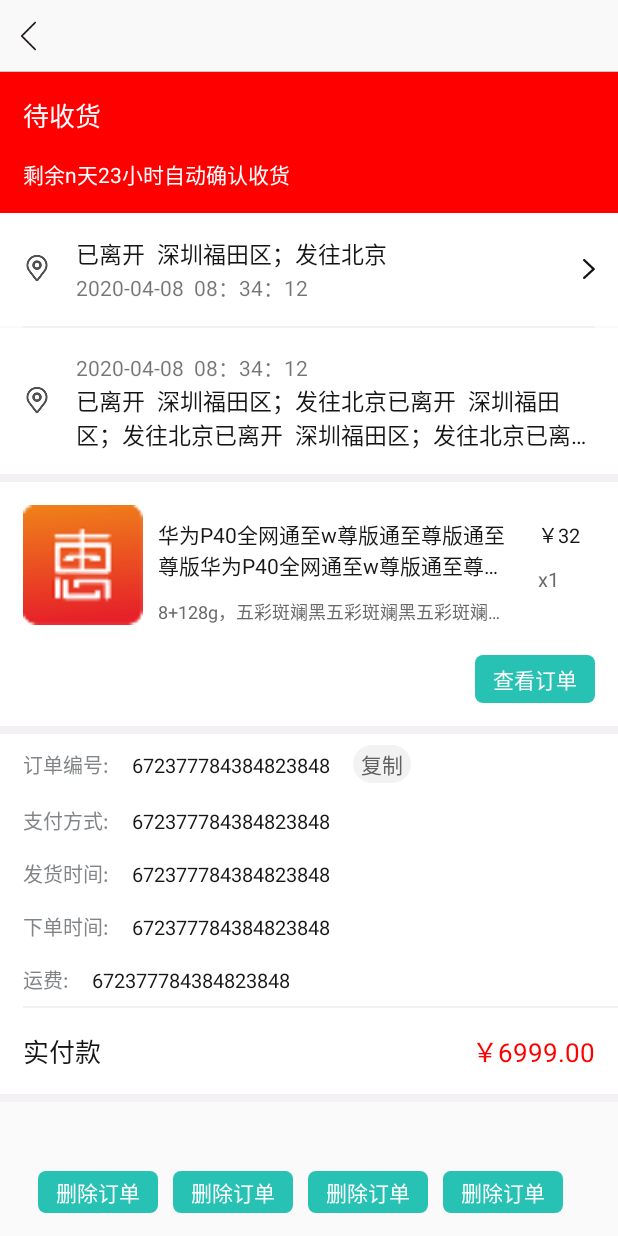
After one commit to fflin/sqka-sdk, an Android app: the layout aty_order_detail.xml on its own in the app's theme, with its tools: preview values and no code run, on a phone screen of 412 x 824 dp. The commit adds this screen. Run offline under Robolectric (Android 15) with nearby library versions, the phone set to English and light mode, and no system bars.

Commit message:
1 增肌订单详情view

```diff
--- a/mysdk/mall/src/main/java/com/hengxin/mall/ui/order/viewholder/OrderMoreViewHolder.java
+++ b/mysdk/mall/src/main/java/com/hengxin/mall/ui/order/viewholder/OrderMoreViewHolder.java
@@ -8,7 +8,6 @@ import android.view.View;
 import android.view.ViewGroup;
 import android.widget.ImageView;
 import android.widget.LinearLayout;
-import android.widget.RelativeLayout;
 import android.widget.TextView;
 
 import com.hengxin.mall.R;
--- /dev/null
+++ b/mysdk/mall/src/main/res/layout/aty_order_detail.xml
@@ -0,0 +1,335 @@
+<?xml version="1.0" encoding="utf-8"?>
+<RelativeLayout xmlns:android="http://schemas.android.com/apk/res/android"
+    android:layout_width="match_parent"
+    android:layout_height="match_parent">
+
+    <include layout="@layout/layout_title" />
+
+    <ScrollView
+        android:layout_below="@+id/title_parent"
+        android:layout_width="match_parent"
+        android:layout_height="match_parent">
+
+        <LinearLayout
+            android:layout_width="match_parent"
+            android:layout_height="wrap_content"
+            android:orientation="vertical">
+
+            <LinearLayout
+                android:layout_width="match_parent"
+                android:layout_height="wrap_content"
+                android:background="@color/goods_detail_price_current"
+                android:orientation="vertical">
+
+                <TextView
+                    android:id="@+id/detail_status"
+                    android:layout_width="wrap_content"
+                    android:layout_height="wrap_content"
+                    android:padding="15dp"
+                    android:text="待收货"
+                    android:textColor="@color/white"
+                    android:textSize="17sp" />
+
+                <TextView
+                    android:id="@+id/detail_info"
+                    android:layout_width="wrap_content"
+                    android:layout_height="wrap_content"
+                    android:paddingStart="15dp"
+                    android:paddingBottom="15dp"
+                    android:text="剩余n天23小时自动确认收货"
+                    android:textColor="@color/white" />
+            </LinearLayout>
+
+            <LinearLayout
+                android:id="@+id/detail_transport"
+                android:layout_width="match_parent"
+                android:layout_height="wrap_content"
+                android:background="@color/white">
+
+                <ImageView
+                    android:layout_width="wrap_content"
+                    android:layout_height="wrap_content"
+                    android:layout_gravity="center_vertical"
+                    android:layout_marginLeft="15dp"
+                    android:src="@drawable/location_icon" />
+
+                <RelativeLayout
+                    android:layout_width="0dp"
+                    android:layout_height="wrap_content"
+                    android:layout_margin="15dp"
+                    android:layout_marginRight="15dp"
+                    android:layout_weight="1">
+
+                    <TextView
+                        android:id="@+id/trans_info"
+                        android:layout_width="wrap_content"
+                        android:layout_height="wrap_content"
+                        android:text="已离开  深圳福田区；发往北京"
+                        android:textColor="@color/settle_text_black"
+                        android:textSize="15sp" />
+
+                    <TextView
+                        android:id="@+id/trans_time"
+                        android:layout_width="wrap_content"
+                        android:layout_height="wrap_content"
+                        android:layout_below="@+id/trans_info"
+                        android:text="2020-04-08  08：34：12" />
+
+
+                </RelativeLayout>
+
+                <ImageView
+                    android:layout_width="wrap_content"
+                    android:layout_height="wrap_content"
+                    android:layout_gravity="center_vertical"
+                    android:layout_marginEnd="15dp"
+                    android:src="@drawable/black_right_arrow" />
+            </LinearLayout>
+
+            <View
+                android:layout_width="match_parent"
+                android:layout_height="1sp"
+                android:layout_marginLeft="15dp"
+                android:layout_marginRight="15dp"
+                android:background="@color/bg_gray_color" />
+
+            <LinearLayout
+                android:layout_width="match_parent"
+                android:layout_height="wrap_content"
+                android:background="@color/white">
+
+                <ImageView
+                    android:layout_width="wrap_content"
+                    android:layout_height="wrap_content"
+                    android:layout_gravity="center_vertical"
+                    android:layout_marginLeft="15dp"
+                    android:src="@drawable/location_icon" />
+
+                <RelativeLayout
+                    android:layout_width="0dp"
+                    android:layout_height="wrap_content"
+                    android:layout_margin="15dp"
+                    android:layout_marginRight="15dp"
+                    android:layout_weight="1">
+
+                    <TextView
+                        android:id="@+id/trans_name"
+                        android:layout_width="wrap_content"
+                        android:layout_height="wrap_content"
+                        android:text="2020-04-08  08：34：12" />
+
+                    <TextView
+                        android:id="@+id/trans_add"
+                        android:layout_width="wrap_content"
+                        android:layout_height="wrap_content"
+                        android:layout_below="@+id/trans_name"
+                        android:ellipsize="end"
+                        android:maxLines="2"
+                        android:text="已离开  深圳福田区；发往北京已离开  深圳福田区；发往北京已离开  深圳福田区；发往北京已离开  深圳福田区；发往北京"
+                        android:textColor="@color/settle_text_black"
+                        android:textSize="15sp" />
+                </RelativeLayout>
+            </LinearLayout>
+
+            <View
+                android:layout_width="match_parent"
+                android:layout_height="5sp"
+                android:background="@color/bg_gray_color" />
+
+            <LinearLayout
+                android:layout_width="match_parent"
+                android:layout_height="wrap_content"
+                android:background="@color/white"
+                android:orientation="vertical"
+                android:padding="15dp">
+
+                <include layout="@layout/item_order_layout_goods" />
+
+                <RelativeLayout
+                    android:layout_width="match_parent"
+                    android:layout_height="wrap_content"
+                    android:layout_marginTop="10dp"
+                    android:gravity="end">
+
+                    <TextView
+                        android:layout_width="wrap_content"
+                        android:layout_height="wrap_content"
+                        android:layout_centerVertical="true"
+                        android:background="@drawable/bg_settle_btn"
+                        android:paddingStart="12dp"
+                        android:paddingTop="5dp"
+                        android:paddingEnd="12dp"
+                        android:paddingBottom="5dp"
+                        android:text="查看订单"
+                        android:textColor="@color/white" />
+
+                </RelativeLayout>
+
+            </LinearLayout>
+
+            <View
+                android:layout_width="match_parent"
+                android:layout_height="5sp"
+                android:background="@color/bg_gray_color" />
+
+            <LinearLayout
+                android:id="@+id/order_info"
+                android:layout_width="match_parent"
+                android:layout_height="wrap_content"
+                android:background="@color/white"
+                android:orientation="vertical"
+                android:paddingLeft="15dp">
+
+                <LinearLayout style="@style/order_info_parent">
+
+                    <TextView
+                        style="@style/order_info_left"
+                        android:text="订单编号:" />
+
+                    <TextView
+                        android:id="@+id/detail_order_id"
+                        style="@style/order_info_right"
+                        android:text="672377784384823848" />
+
+                    <TextView
+                        android:id="@+id/detail_copy"
+                        android:layout_width="wrap_content"
+                        android:layout_height="wrap_content"
+                        android:layout_marginLeft="15dp"
+                        android:background="@drawable/bg_activity_search"
+                        android:paddingStart="5dp"
+                        android:paddingTop="2dp"
+                        android:paddingEnd="5dp"
+                        android:paddingBottom="2dp"
+                        android:text="复制"
+                        android:textColor="#606060" />
+                </LinearLayout>
+
+                <LinearLayout style="@style/order_info_parent">
+
+                    <TextView
+                        style="@style/order_info_left"
+                        android:text="支付方式:" />
+
+                    <TextView
+                        android:id="@+id/detail_order_pay"
+                        style="@style/order_info_right"
+                        android:text="672377784384823848" />
+
+                </LinearLayout>
+
+                <LinearLayout style="@style/order_info_parent">
+
+                    <TextView
+                        style="@style/order_info_left"
+                        android:text="发货时间:" />
+
+                    <TextView
+                        android:id="@+id/detail_trans_time"
+                        style="@style/order_info_right"
+                        android:text="672377784384823848" />
+
+                </LinearLayout>
+
+
+                <LinearLayout style="@style/order_info_parent">
+
+                    <TextView
+                        style="@style/order_info_left"
+                        android:text="下单时间:" />
+
+                    <TextView
+                        android:id="@+id/detail_pay_time"
+                        style="@style/order_info_right"
+                        android:text="672377784384823848" />
+
+                </LinearLayout>
+
+
+                <LinearLayout style="@style/order_info_parent">
+
+                    <TextView
+                        style="@style/order_info_left"
+                        android:text="运费:" />
+
+                    <TextView
+                        android:id="@+id/detail_trans_pay"
+                        style="@style/order_info_right"
+                        android:text="672377784384823848" />
+
+                </LinearLayout>
+
+                <View
+                    android:layout_width="match_parent"
+                    android:layout_height="1sp"
+                    android:paddingTop="7dp"
+                    android:background="@color/bg_gray_color" />
+
+                <LinearLayout
+                    android:layout_width="match_parent"
+                    android:layout_height="wrap_content"
+                    android:orientation="horizontal"
+                    android:paddingTop="15dp"
+                    android:paddingBottom="15dp">
+
+                    <TextView
+                        android:layout_width="0dp"
+                        android:layout_weight="1"
+                        android:text="实付款"
+                        android:textSize="17sp"
+                        android:textColor="@color/settle_text_black"
+                        android:layout_height="wrap_content"/>
+
+                    <TextView
+                        android:layout_width="wrap_content"
+                        android:layout_marginRight="15dp"
+                        android:text="￥6999.00"
+                        android:textSize="17sp"
+                        android:textColor="@color/goods_detail_price_current"
+                        android:layout_height="wrap_content"/>
+                </LinearLayout>
+
+
+            </LinearLayout>
+
+            <View
+                android:layout_width="match_parent"
+                android:layout_height="5sp"
+                android:background="@color/bg_gray_color" />
+        </LinearLayout>
+
+    </ScrollView>
+
+
+    <LinearLayout
+        android:layout_alignParentBottom="true"
+        android:layout_width="match_parent"
+        android:layout_height="wrap_content"
+        android:orientation="horizontal"
+        android:padding="15dp">
+
+        <TextView
+            style="@style/order_info_btn"
+            android:text="删除订单"
+            android:background="@drawable/bg_settle_btn"/>
+
+        <TextView
+            style="@style/order_info_btn"
+            android:text="删除订单"
+            android:background="@drawable/bg_settle_btn"/>
+
+        <TextView
+            style="@style/order_info_btn"
+            android:text="删除订单"
+            android:background="@drawable/bg_settle_btn"/>
+
+        <TextView
+            style="@style/order_info_btn"
+            android:text="删除订单"
+            android:background="@drawable/bg_settle_btn"/>
+
+
+    </LinearLayout>
+
+
+</RelativeLayout>
--- a/mysdk/mall/src/main/res/values/style.xml
+++ b/mysdk/mall/src/main/res/values/style.xml
@@ -11,4 +11,43 @@
         <item name="android:indeterminateDrawable">@drawable/round_progress</item>
     </style>
 
+
+
+    <style name="order_info_parent">
+        <item name="android:layout_width">match_parent</item>
+        <item name="android:layout_height">wrap_content</item>
+        <item name="android:orientation">horizontal</item>
+        <item name="android:paddingBottom">7dp</item>
+        <item name="android:paddingTop">7dp</item>
+    </style>
+
+    <style name="order_info_left">
+        <item name="android:layout_width">wrap_content</item>
+        <item name="android:layout_height">wrap_content</item>
+        <item name="android:textColor">#828588</item>
+        <item name="android:textSize">13sp</item>
+    </style>
+
+    <style name="order_info_right">
+        <item name="android:layout_width">wrap_content</item>
+        <item name="android:layout_height">wrap_content</item>
+        <item name="android:layout_marginLeft">15dp</item>
+        <item name="android:textSize">13sp</item>
+        <item name="android:textColor">#161616</item>
+    </style>
+
+    <style name="order_info_btn">
+        <item name="android:layout_width">wrap_content</item>
+        <item name="android:layout_height">wrap_content</item>
+        <item name="android:background">@drawable/bg_settle_btn</item>
+        <item name="android:paddingLeft">12dp</item>
+        <item name="android:paddingTop">3dp</item>
+        <item name="android:paddingRight">12dp</item>
+        <item name="android:paddingBottom">3dp</item>
+        <item name="android:textColor">@color/white</item>
+        <item name="android:textSize">14sp</item>
+        <item name="android:layout_marginStart">10dp</item>
+    </style>
+
+
 </resources>
```
